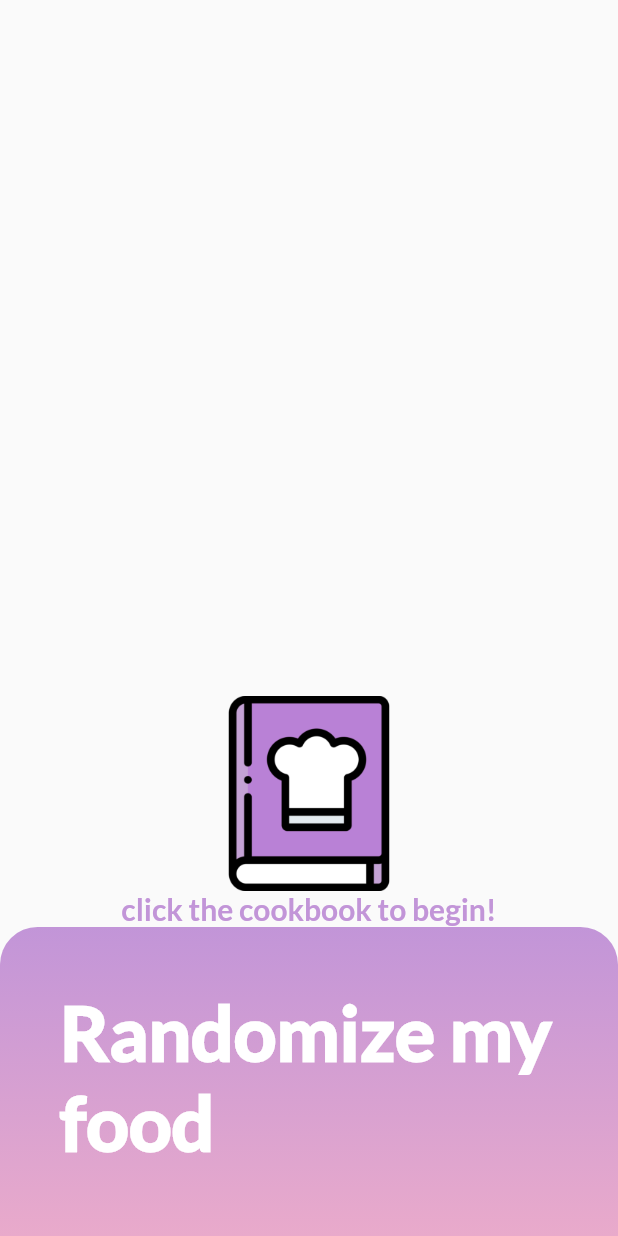
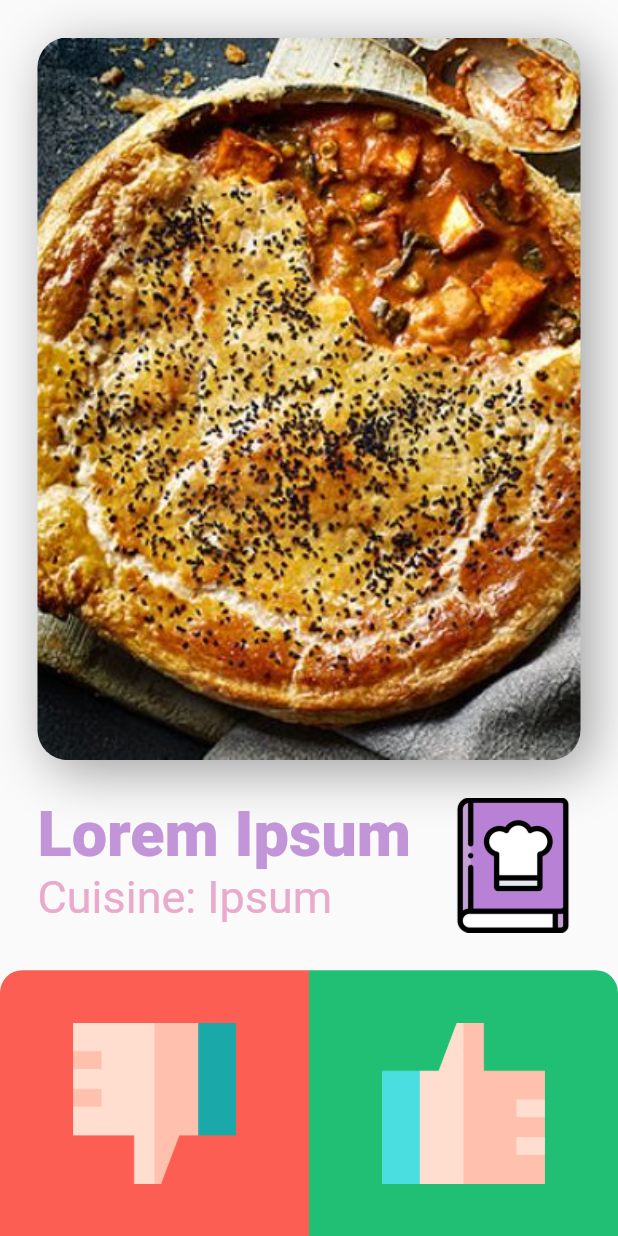
Before and after one commit to Isaac-Tong/food-learning-randomizer, a Flutter app: the screen it shows after launch, on a phone screen of 412 x 824 dp. Run offline on Flutter 3.47's test engine with Material 2 defaults, Android fonts, the phone set to English and light mode, and no system bars; our stand-ins replace flutter_dotenv.

Commit message:
main random food show page UI design code finished.

```diff
--- a/lib/main.dart
+++ b/lib/main.dart
@@ -2,6 +2,7 @@ import 'package:flutter/material.dart';
 import 'screens/randomize.dart';
 import 'screens/show_food.dart';
 import 'package:flutter_dotenv/flutter_dotenv.dart';
+import 'screens/random_food.dart';
 
 void main() async {
   await DotEnv().load('.env');
@@ -12,10 +13,18 @@ class MyApp extends StatelessWidget {
   @override
   Widget build(BuildContext context) {
     return MaterialApp(
-      home: Randomize(),
+      home: RandomFood(),
+      theme: ThemeData(
+        scaffoldBackgroundColor: Color(0xFFFAFAFA)
+      ),
+
+
+
       routes: {
         'show_food': (context) => ShowFood(),
       },
     );
   }
 }
+
+//home: Randomize(),
--- /dev/null
+++ b/lib/screens/random_food.dart
@@ -0,0 +1,121 @@
+import 'package:flutter/material.dart';
+import 'package:learningfoodrandomizer/constants.dart';
+
+class RandomFood extends StatefulWidget {
+  @override
+  _RandomFoodState createState() => _RandomFoodState();
+}
+
+class _RandomFoodState extends State<RandomFood> {
+  @override
+  Widget build(BuildContext context) {
+    return Scaffold(
+      body: SafeArea(
+        child: Column(
+          children: <Widget>[
+            Expanded(
+              flex: 3,
+              child: Container(
+                margin: EdgeInsets.all(25),
+                decoration: BoxDecoration(
+                    borderRadius: BorderRadius.circular(20),
+                    boxShadow: [
+                      BoxShadow(
+                          color: Colors.grey,
+                          offset: Offset(7, 7),
+                          blurRadius: 30),
+                    ]),
+                width: double.infinity,
+                child: ClipRRect(
+                  borderRadius: BorderRadius.circular(20),
+                  child: FittedBox(
+                    fit: BoxFit.fitHeight,
+                    child: Image(
+                        image:
+                            AssetImage('assets/one-pot-paneer-curry-pie.jpg')),
+                  ),
+                ),
+              ),
+            ),
+            Container(
+              margin: EdgeInsets.fromLTRB(25, 0, 25, 25),
+              child: Row(
+                crossAxisAlignment: CrossAxisAlignment.start,
+                mainAxisAlignment: MainAxisAlignment.spaceBetween,
+                children: <Widget>[
+                  Column(
+                    crossAxisAlignment: CrossAxisAlignment.start,
+                    children: <Widget>[
+                      Text(
+                        'Lorem Ipsum',
+                        style: TextStyle(
+                            color: kPurple,
+                            fontWeight: FontWeight.w900,
+                            fontSize: 42),
+                      ),
+                      Text(
+                        'Cuisine: Ipsum',
+                        style: TextStyle(
+                          color: kLightPink,
+                          fontWeight: FontWeight.normal,
+                          fontSize: 30,
+                        ),
+                      ),
+                    ],
+                  ),
+                  Image(
+                      image: AssetImage('assets/cookbook_image.png'),
+                      width: 90),
+                ],
+              ),
+            ),
+            Expanded(
+              flex: 1,
+              child: Row(
+                children: <Widget>[
+                  Expanded(
+                    child: Container(
+                      decoration: BoxDecoration(
+                        color: Color(0xFFfd5e53),
+                        borderRadius:
+                            BorderRadius.only(topLeft: Radius.circular(15)),
+                      ),
+                      child: Padding(
+                        padding: EdgeInsets.all(35),
+                        child: FittedBox(
+                          fit: BoxFit.contain,
+                          child: Image(
+                            image: AssetImage('assets/thumbs-down.png'),
+                          ),
+                        ),
+                      ),
+                    ),
+                  ),
+                  Expanded(
+                    child: Container(
+                      decoration: BoxDecoration(
+                        color: Color(0xFF21bf73),
+                        borderRadius: BorderRadius.only(
+                          topRight: Radius.circular(15),
+                        ),
+                      ),
+                      child: Padding(
+                        padding: EdgeInsets.all(35),
+                        child: FittedBox(
+                          fit: BoxFit.contain,
+                          child: Image(
+                            image: AssetImage('assets/thumbs-up.png'),
+                          ),
+                        ),
+                      ),
+                    ),
+                  ),
+                ],
+              ),
+            ),
+          ],
+        ),
+      ),
+    );
+  }
+}
--- a/lib/screens/show_food.dart
+++ b/lib/screens/show_food.dart
@@ -9,7 +9,6 @@ class ShowFood extends StatefulWidget {
 class _ShowFoodState extends State<ShowFood> {
   @override
   void initState() {
-    // TODO: implement initState
     super.initState();
     print('hi');
   }
--- a/pubspec.yaml
+++ b/pubspec.yaml
@@ -10,6 +10,8 @@ environment:
   sdk: ">=2.7.0 <3.0.0"
 
 dependencies:
+  flutter_dotenv:
+  http:
   flutter:
     sdk: flutter
 
@@ -18,11 +20,8 @@ dependencies:
   cupertino_icons: ^0.1.3
 
 dev_dependencies:
-  flutter_dotenv: ^2.1.0
-  http:
   flutter_test:
     sdk: flutter
-
 
 flutter:
   uses-material-design: true
```
Also changed, not shown: assets/one-pot-paneer-curry-pie.jpg (added), assets/thumbs-down.png (added), assets/thumbs-up.png (added), pubspec.lock.
